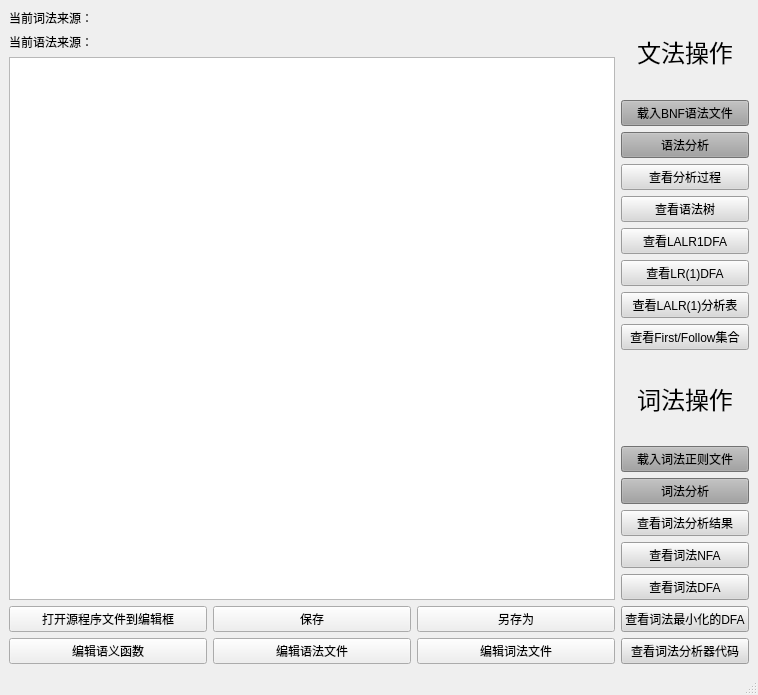
Above: project/grammarAnalyzer/gui/mainwindow.ui from King3212/Compiler-theory before the change. Below: the same form after it.
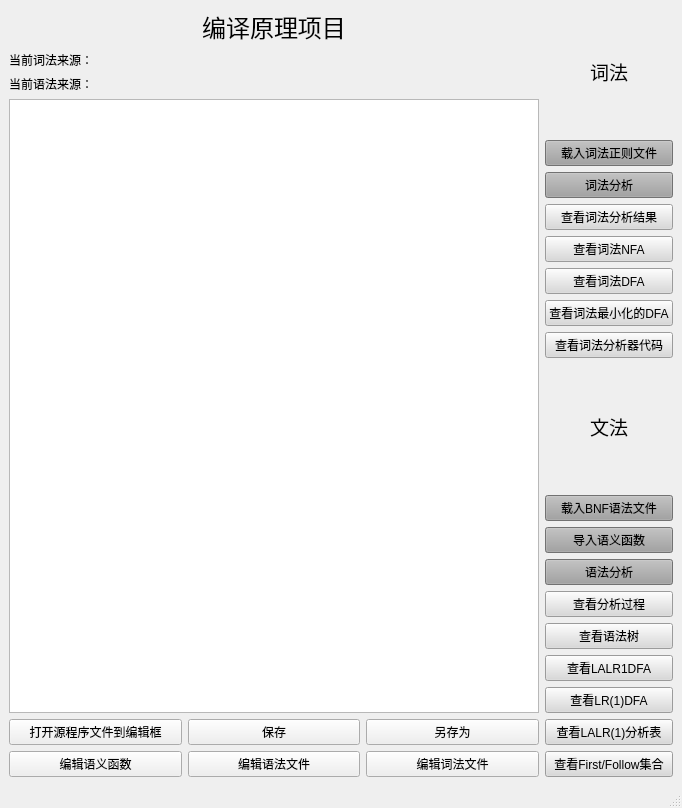
That is the form after the change.

Patch:
```diff
--- a/project/grammarAnalyzer/gui/mainwindow.ui
+++ b/project/grammarAnalyzer/gui/mainwindow.ui
@@ -6,8 +6,8 @@
    <rect>
     <x>0</x>
     <y>0</y>
-    <width>758</width>
-    <height>695</height>
+    <width>682</width>
+    <height>808</height>
    </rect>
   </property>
   <property name="windowTitle">
@@ -22,6 +22,22 @@
      <layout class="QHBoxLayout" name="horizontalLayout_5">
       <item>
        <layout class="QVBoxLayout" name="verticalLayout_7">
+        <item>
+         <widget class="QLabel" name="label_3">
+          <property name="font">
+           <font>
+            <family>Microsoft Himalaya</family>
+            <pointsize>18</pointsize>
+           </font>
+          </property>
+          <property name="text">
+           <string>编译原理项目</string>
+          </property>
+          <property name="alignment">
+           <set>Qt::AlignCenter</set>
+          </property>
+         </widget>
+        </item>
         <item>
          <widget class="QLabel" name="label_Word_source">
           <property name="styleSheet">
@@ -107,11 +123,105 @@
        <layout class="QVBoxLayout" name="verticalLayout_4">
         <item>
          <layout class="QVBoxLayout" name="verticalLayout">
+          <item>
+           <widget class="QLabel" name="label_2">
+            <property name="font">
+             <font>
+              <family>Microsoft Himalaya</family>
+              <pointsize>14</pointsize>
+              <italic>false</italic>
+              <bold>false</bold>
+             </font>
+            </property>
+            <property name="text">
+             <string>词法</string>
+            </property>
+            <property name="alignment">
+             <set>Qt::AlignCenter</set>
+            </property>
+           </widget>
+          </item>
+          <item>
+           <layout class="QVBoxLayout" name="verticalLayout_2">
+            <item>
+             <widget class="QPushButton" name="pushButton_load_word_rul">
+              <property name="styleSheet">
+               <string notr="true">background-color: rgb(160, 160, 160);</string>
+              </property>
+              <property name="text">
+               <string>载入词法正则文件</string>
+              </property>
+             </widget>
+            </item>
+            <item>
+             <widget class="QPushButton" name="pushButton_Word_Analyze">
+              <property name="styleSheet">
+               <string notr="true">background-color: rgb(160, 160, 160);</string>
+              </property>
+              <property name="text">
+               <string>词法分析</string>
+              </property>
+             </widget>
+            </item>
+            <item>
+             <widget class="QPushButton" name="pushButton_show_result_WA">
+              <property name="styleSheet">
+               <string notr="true">background-color: rgb(217, 217, 217);</string>
+              </property>
+              <property name="text">
+               <string>查看词法分析结果</string>
+              </property>
+             </widget>
+            </item>
+            <item>
+             <widget class="QPushButton" name="pushButton_Word_NFA">
+              <property name="styleSheet">
+               <string notr="true">background-color: rgb(217, 217, 217);</string>
+              </property>
+              <property name="text">
+               <string>查看词法NFA</string>
+              </property>
+             </widget>
+            </item>
+            <item>
+             <widget class="QPushButton" name="pushButton_word_DFA">
+              <property name="styleSheet">
+               <string notr="true">background-color: rgb(217, 217, 217);</string>
+              </property>
+              <property name="text">
+               <string>查看词法DFA</string>
+              </property>
+             </widget>
+            </item>
+            <item>
+             <widget class="QPushButton" name="pushButton_word_miniDFA">
+              <property name="styleSheet">
+               <string notr="true">background-color: rgb(217, 217, 217);</string>
+              </property>
+              <property name="text">
+               <string>查看词法最小化的DFA</string>
+              </property>
+             </widget>
+            </item>
+            <item>
+             <widget class="QPushButton" name="pushButton_show_code">
+              <property name="styleSheet">
+               <string notr="true">background-color: rgb(217, 217, 217);</string>
+              </property>
+              <property name="text">
+               <string>查看词法分析器代码</string>
+              </property>
+             </widget>
+            </item>
+           </layout>
+          </item>
           <item>
            <widget class="QLabel" name="label">
             <property name="font">
              <font>
-              <pointsize>18</pointsize>
+              <family>Microsoft Himalaya</family>
+              <pointsize>14</pointsize>
+              <bold>false</bold>
              </font>
             </property>
             <property name="layoutDirection">
@@ -121,13 +231,15 @@
              <bool>false</bool>
             </property>
             <property name="text">
-             <string>文法操作</string>
+             <string>文法</string>
             </property>
             <property name="alignment">
              <set>Qt::AlignCenter</set>
             </property>
            </widget>
           </item>
+          <item>
+           <layout class="QVBoxLayout" name="verticalLayout_3">
           <item>
            <widget class="QPushButton" name="pushButton_load_BNF">
             <property name="styleSheet">
@@ -138,6 +250,16 @@
             </property>
            </widget>
           </item>
+            <item>
+             <widget class="QPushButton" name="pushButton_5">
+              <property name="styleSheet">
+               <string notr="true">background-color: rgb(160, 160, 160);</string>
+              </property>
+              <property name="text">
+               <string>导入语义函数</string>
+              </property>
+             </widget>
+            </item>
           <item>
            <widget class="QPushButton" name="pushButton_GA_run">
             <property name="styleSheet">
@@ -208,90 +330,7 @@
             </property>
            </widget>
           </item>
-          <item>
-           <widget class="QLabel" name="label_2">
-            <property name="font">
-             <font>
-              <pointsize>18</pointsize>
-             </font>
-            </property>
-            <property name="text">
-             <string>词法操作</string>
-            </property>
-            <property name="alignment">
-             <set>Qt::AlignCenter</set>
-            </property>
-           </widget>
-          </item>
-          <item>
-           <widget class="QPushButton" name="pushButton_load_word_rul">
-            <property name="styleSheet">
-             <string notr="true">background-color: rgb(160, 160, 160);</string>
-            </property>
-            <property name="text">
-             <string>载入词法正则文件</string>
-            </property>
-           </widget>
-          </item>
-          <item>
-           <widget class="QPushButton" name="pushButton_Word_Analyze">
-            <property name="styleSheet">
-             <string notr="true">background-color: rgb(160, 160, 160);</string>
-            </property>
-            <property name="text">
-             <string>词法分析</string>
-            </property>
-           </widget>
-          </item>
-          <item>
-           <widget class="QPushButton" name="pushButton_show_result_WA">
-            <property name="styleSheet">
-             <string notr="true">background-color: rgb(217, 217, 217);</string>
-            </property>
-            <property name="text">
-             <string>查看词法分析结果</string>
-            </property>
-           </widget>
-          </item>
-          <item>
-           <widget class="QPushButton" name="pushButton_Word_NFA">
-            <property name="styleSheet">
-             <string notr="true">background-color: rgb(217, 217, 217);</string>
-            </property>
-            <property name="text">
-             <string>查看词法NFA</string>
-            </property>
-           </widget>
-          </item>
-          <item>
-           <widget class="QPushButton" name="pushButton_word_DFA">
-            <property name="styleSheet">
-             <string notr="true">background-color: rgb(217, 217, 217);</string>
-            </property>
-            <property name="text">
-             <string>查看词法DFA</string>
-            </property>
-           </widget>
-          </item>
-          <item>
-           <widget class="QPushButton" name="pushButton_word_miniDFA">
-            <property name="styleSheet">
-             <string notr="true">background-color: rgb(217, 217, 217);</string>
-            </property>
-            <property name="text">
-             <string>查看词法最小化的DFA</string>
-            </property>
-           </widget>
-          </item>
-          <item>
-           <widget class="QPushButton" name="pushButton_show_code">
-            <property name="styleSheet">
-             <string notr="true">background-color: rgb(217, 217, 217);</string>
-            </property>
-            <property name="text">
-             <string>查看词法分析器代码</string>
-            </property>
-           </widget>
+           </layout>
           </item>
          </layout>
         </item>
```
Left out of the diff: 2 changed lines with no effect on the pictures. Lines whose indentation alone changed are shown as unchanged.
